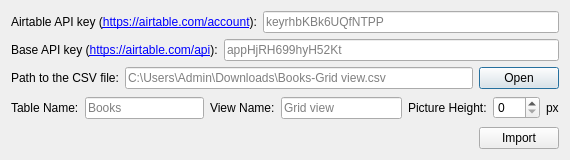
First picture: the form in import_from_airtable/importing.ui, repository BlueGreenMagick/Edit-Field-During-Review-Cloze, before the edit.
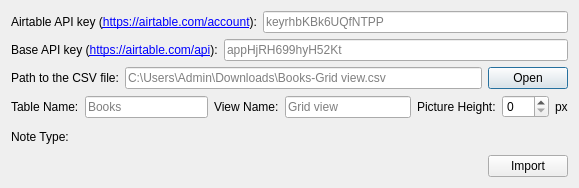
Second picture: the form after the edit.

Commit message: Add option to select note type instead of creating a new one

```diff
--- a/import_from_airtable/importing.ui
+++ b/import_from_airtable/importing.ui
@@ -6,8 +6,8 @@
    <rect>
     <x>0</x>
     <y>0</y>
-    <width>570</width>
-    <height>160</height>
+    <width>579</width>
+    <height>188</height>
    </rect>
   </property>
   <property name="windowTitle">
@@ -161,6 +161,40 @@
      </item>
     </layout>
    </item>
+   <item>
+    <layout class="QHBoxLayout" name="horizontalLayout">
+     <item>
+      <widget class="QLabel" name="label_8">
+       <property name="text">
+        <string>Note Type: </string>
+       </property>
+      </widget>
+     </item>
+     <item>
+      <widget class="QWidget" name="modelArea" native="true">
+       <property name="minimumSize">
+        <size>
+         <width>100</width>
+         <height>0</height>
+        </size>
+       </property>
+      </widget>
+     </item>
+     <item>
+      <spacer name="horizontalSpacer_2">
+       <property name="orientation">
+        <enum>Qt::Horizontal</enum>
+       </property>
+       <property name="sizeHint" stdset="0">
+        <size>
+         <width>40</width>
+         <height>20</height>
+        </size>
+       </property>
+      </spacer>
+     </item>
+    </layout>
+   </item>
    <item>
     <layout class="QHBoxLayout" name="horizontalLayout_3">
      <item>
```
The commit also changes 2 other files.
